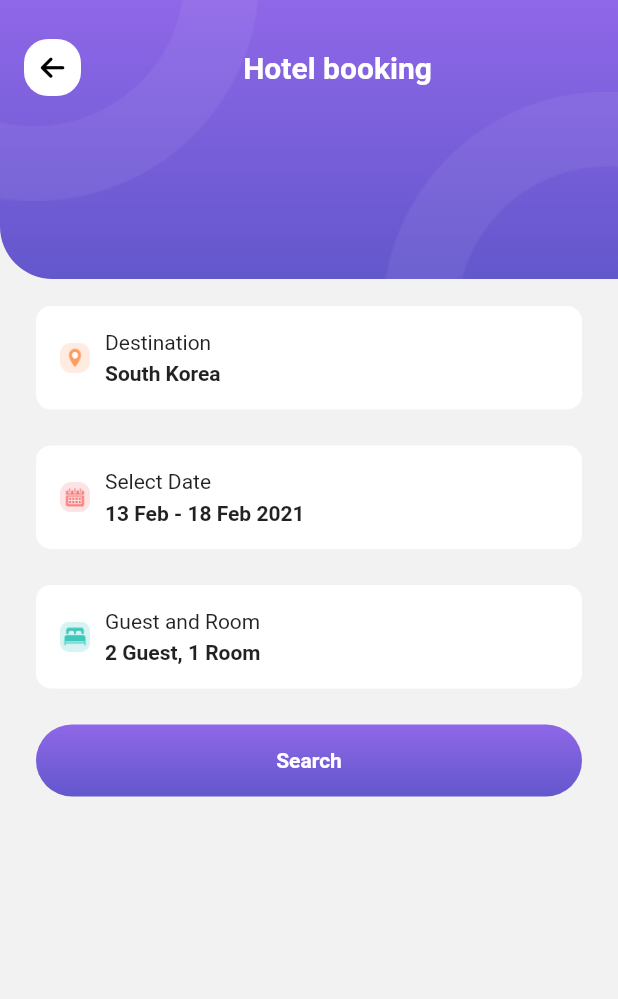
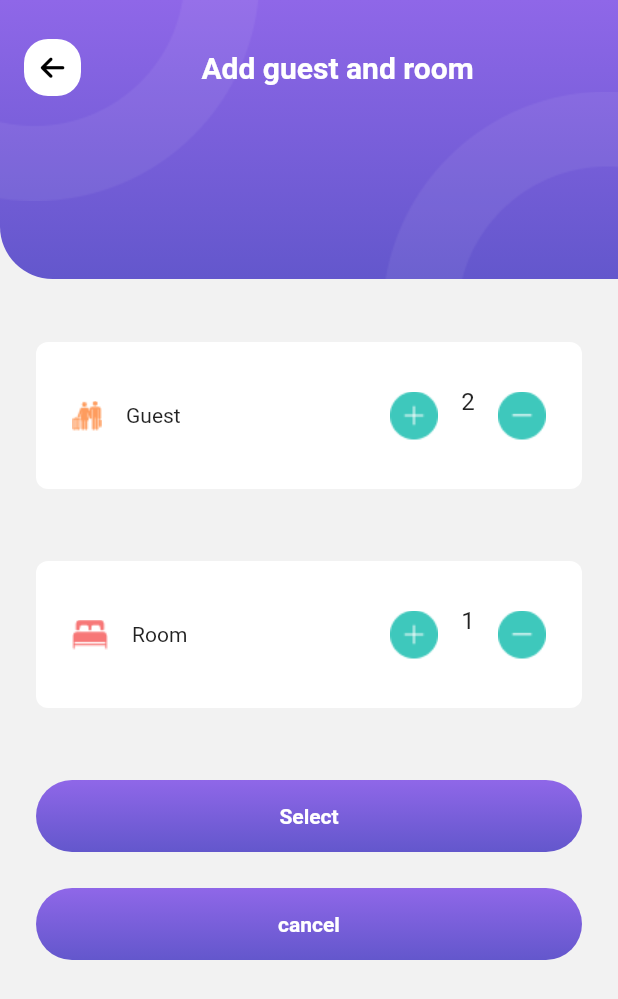
Before and after one commit to ngapham-amela/UI-travel-app, a Flutter app: the HotelScreen screen opened by its route, after a tap on "Guest and Room", on a phone screen of 412 x 824 dp. Shown: the top 999 px of the screen. Run offline on Flutter 3.47's test engine with Material 2 defaults, Android fonts, the phone set to English and light mode, and no system bars; our stand-ins replace font_awesome_flutter, hive_flutter, salomon_bottom_bar, smooth_page_indicator, syncfusion_flutter_datepicker; accounts and stored records are empty.

Commit message:
make add guest and room screen UI

```diff
--- a/lib/core/helpers/asset_helper.dart
+++ b/lib/core/helpers/asset_helper.dart
@@ -14,4 +14,8 @@ class AssetHelper {
   static const String iconLocate = 'assets/icons/icon_locate.png';
   static const String iconDate = 'assets/icons/icon_date.png';
   static const String iconRoom = 'assets/icons/icon_room.png';
+  static const String iconRoom1 = 'assets/icons/icon_room1.png';
+  static const String iconGuest = 'assets/icons/icon_guest.png';
+  static const String iconDesc = 'assets/icons/icon_desc.png';
+  static const String iconAsc = 'assets/icons/icon_asc.png';
 }
--- /dev/null
+++ b/lib/representation/screens/guest_and_book_screen.dart
@@ -0,0 +1,63 @@
+import 'package:flutter/src/widgets/framework.dart';
+import 'package:travel_app_flutter/core/constants/dismension_constants.dart';
+import 'package:travel_app_flutter/core/helpers/asset_helper.dart';
+import 'package:travel_app_flutter/representation/widgets/app_bar_container.dart';
+import 'package:flutter/material.dart';
+import 'package:travel_app_flutter/representation/widgets/item_add_guest_and_room.dart';
+import 'package:travel_app_flutter/representation/widgets/item_button_widget.dart';
+
+class GuestAndRoomBookingScreen extends StatefulWidget {
+  const GuestAndRoomBookingScreen({super.key});
+
+  static const String routeName = '/guest_and_room_screen';
+  @override
+  State<GuestAndRoomBookingScreen> createState() =>
+      _GuestAndRoomBookingScreenState();
+}
+
+class _GuestAndRoomBookingScreenState extends State<GuestAndRoomBookingScreen> {
+  @override
+  Widget build(BuildContext context) {
+    return AppBarContainerWidget(
+      titleString: 'Add guest and room',
+      child: Column(
+        children: [
+          SizedBox(
+            height: kMediumPadding * 3,
+          ),
+          ItemAddGuestAndRoom(
+            title: 'Guest',
+            icon: AssetHelper.iconGuest,
+            innitData: 2,
+          ),
+          SizedBox(
+            height: kMediumPadding,
+          ),
+          ItemAddGuestAndRoom(
+            title: 'Room',
+            icon: AssetHelper.iconRoom1,
+            innitData: 1,
+          ),
+          SizedBox(
+            height: kMediumPadding,
+          ),
+          ItemButtonWidget(
+            data: 'Select',
+            onTap: () {
+              Navigator.of(context).pop();
+            },
+          ),
+          SizedBox(
+            height: kMediumPadding,
+          ),
+          ItemButtonWidget(
+            data: 'cancel',
+            onTap: () {
+              Navigator.of(context).pop();
+            },
+          )
+        ],
+      ),
+    );
+  }
+}
--- a/lib/representation/screens/hotel_screen.dart
+++ b/lib/representation/screens/hotel_screen.dart
@@ -1,6 +1,7 @@
 import 'package:flutter/material.dart';
 import 'package:travel_app_flutter/core/constants/dismension_constants.dart';
 import 'package:travel_app_flutter/core/helpers/asset_helper.dart';
+import 'package:travel_app_flutter/representation/screens/guest_and_book_screen.dart';
 import 'package:travel_app_flutter/representation/screens/select_date_screen.dart';
 import 'package:travel_app_flutter/representation/widgets/app_bar_container.dart';
 import 'package:travel_app_flutter/representation/widgets/item_booking_widget.dart';
@@ -57,7 +58,10 @@ class _HotelScreenState extends State<HotelScreen> {
             icon: AssetHelper.iconRoom,
             title: 'Guest and Room',
             description: '2 Guest, 1 Room',
-            onTap: () {},
+            onTap: () {
+              Navigator.of(context)
+                  .pushNamed(GuestAndRoomBookingScreen.routeName);
+            },
           ),
           SizedBox(
             height: kMediumPadding,
--- /dev/null
+++ b/lib/representation/widgets/item_add_guest_and_room.dart
@@ -0,0 +1,115 @@
+import 'package:flutter/material.dart';
+import 'package:travel_app_flutter/core/constants/dismension_constants.dart';
+import 'package:travel_app_flutter/core/helpers/asset_helper.dart';
+import 'package:travel_app_flutter/core/helpers/image_helper.dart';
+
+class ItemAddGuestAndRoom extends StatefulWidget {
+  const ItemAddGuestAndRoom(
+      {super.key,
+      required this.title,
+      required this.icon,
+      required this.innitData});
+
+  final String title;
+  final String icon;
+  final int innitData;
+
+  @override
+  State<ItemAddGuestAndRoom> createState() => _ItemAddGuestAndRoomState();
+}
+
+class _ItemAddGuestAndRoomState extends State<ItemAddGuestAndRoom> {
+  late TextEditingController _textEditionController;
+  final FocusNode _focusNode = FocusNode();
+  late int number;
+
+  @override
+  void initState() {
+    super.initState();
+    number = widget.innitData;
+    _textEditionController =
+        TextEditingController(text: widget.innitData.toString())
+          ..addListener(() {
+            number = int.parse(_textEditionController.text);
+          });
+  }
+
+  @override
+  Widget build(BuildContext context) {
+    return Container(
+      decoration: BoxDecoration(
+        borderRadius: BorderRadius.circular(kTopPadding),
+        color: Colors.white,
+      ),
+      margin: EdgeInsets.only(bottom: kMediumPadding),
+      padding: EdgeInsets.all(kMediumPadding),
+      child: Row(children: [
+        ImageHelper.loadFromAsset(
+          widget.icon,
+        ),
+        SizedBox(
+          width: kDefaultPadding,
+        ),
+        Text(
+          widget.title,
+        ),
+        Spacer(),
+        GestureDetector(
+          onTap: () {
+            setState(() {
+              number++;
+              _textEditionController.text = number.toString();
+              if (_focusNode.hasFocus) {
+                _focusNode.unfocus();
+              }
+            });
+          },
+          child: ImageHelper.loadFromAsset(
+            AssetHelper.iconAsc,
+          ),
+        ),
+        //
+        Container(
+          height: 50,
+          width: 40,
+          padding: EdgeInsets.only(left: 3),
+          alignment: Alignment.center,
+          child: TextField(
+            controller: _textEditionController,
+            textAlign: TextAlign.center,
+            focusNode: _focusNode,
+            enabled: true,
+            autocorrect: false,
+            minLines: 1,
+            maxLines: 1,
+            keyboardType: TextInputType.number,
+            decoration: InputDecoration(
+              border: InputBorder.none,
+              focusedBorder: InputBorder.none,
+              enabledBorder: InputBorder.none,
+              contentPadding: const EdgeInsets.only(bottom: 18),
+            ),
+            onChanged: (value) {},
+            onSubmitted: (String submitvalue) {},
+          ),
+        ),
+        GestureDetector(
+          onTap: () {
+            if (number > 1) {
+              setState(() {
+                number--;
+                _textEditionController.text = number.toString();
+                if (_focusNode.hasFocus) {
+                  _focusNode.unfocus();
+                }
+              });
+            }
+          },
+          child: ImageHelper.loadFromAsset(
+            AssetHelper.iconDesc,
+          ),
+        ),
+      ]),
+    );
+  }
+}
--- a/lib/routers.dart
+++ b/lib/routers.dart
@@ -1,4 +1,5 @@
 import 'package:flutter/material.dart';
+import 'package:travel_app_flutter/representation/screens/guest_and_book_screen.dart';
 import 'package:travel_app_flutter/representation/screens/hotel_screen.dart';
 import 'package:travel_app_flutter/representation/screens/intro_screen.dart';
 import 'package:travel_app_flutter/representation/screens/main_app.dart';
@@ -11,4 +12,6 @@ final Map<String, WidgetBuilder> router = {
   MainApp.routeName: (context) => const MainApp(),
   HotelScreen.routeName: ((context) => const HotelScreen()),
   SelectDateScreen.routeName: ((context) => SelectDateScreen()),
+  GuestAndRoomBookingScreen.routeName: ((context) =>
+      GuestAndRoomBookingScreen()),
 };
```
Also changed, not shown: assets/icons/icon_asc.png (added), assets/icons/icon_desc.png (added), assets/icons/icon_guest.png (added), assets/icons/icon_room1.png (added).
